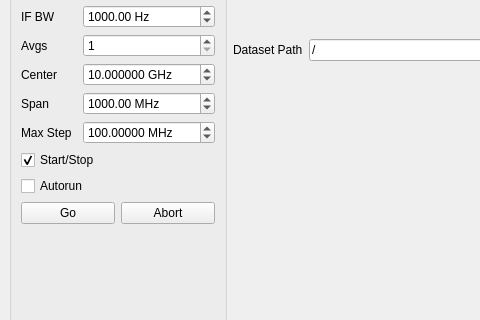
Old version of the form slab/scripts/NWAWindow2.ui in the repository SchusterLab/slab; both pictures show x 0 to 480 and y 110 to 430 of the 1084 by 836 pixel window.
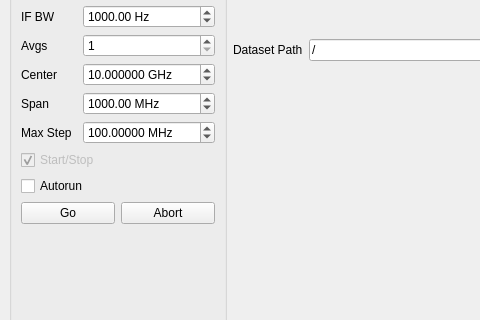
New version of the form. Custom widgets are drawn as their Qt base class.

Commit message:
Found bugs in NWAWindow.pyw
Files don't save in either sweep mode as they were not closed or flushed.

Also the center/span start/stop checkbox behavior has been broken, so I disabled the checkbox to avoid confusion...

the form elements seem to behave strangely but I'm not sure why.

The edit to the form file:
```diff
--- a/slab/scripts/NWAWindow2.ui
+++ b/slab/scripts/NWAWindow2.ui
@@ -190,6 +190,9 @@
          </item>
          <item>
           <widget class="QCheckBox" name="param_centerspanstartstop">
+           <property name="enabled">
+            <bool>false</bool>
+           </property>
            <property name="text">
             <string>Start/Stop</string>
            </property>
```
The commit also changes 2 other files.
